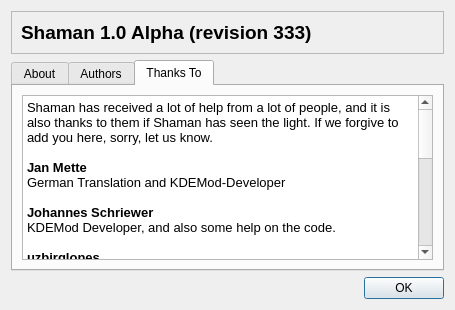
Before: the Qt Designer form trunk/ui/aboutDialog.ui in drf/shaman1, drawn with Qt 5.
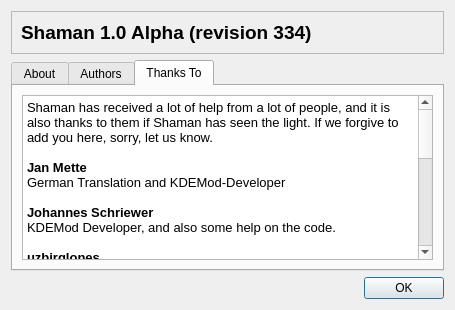
After: the same form once the commit is applied. The open tabs and pages were chosen to show the change. Icons and pictures are not drawn.

What changed in the file:
```diff
--- a/trunk/ui/aboutDialog.ui
+++ b/trunk/ui/aboutDialog.ui
@@ -28,7 +28,7 @@
          <string>&lt;html>&lt;head>&lt;meta name="qrichtext" content="1" />&lt;style type="text/css">
 p, li { white-space: pre-wrap; }
 &lt;/style>&lt;/head>&lt;body style=" font-family:'Liberation Sans'; font-size:9pt; font-weight:400; font-style:normal;">
-&lt;p style=" margin-top:0px; margin-bottom:0px; margin-left:0px; margin-right:0px; -qt-block-indent:0; text-indent:0px; font-size:10pt;">&lt;span style=" font-size:14pt; font-weight:600;">Shaman 1.0 Alpha (revision 333)&lt;/span>&lt;/p>&lt;/body>&lt;/html></string>
+&lt;p style=" margin-top:0px; margin-bottom:0px; margin-left:0px; margin-right:0px; -qt-block-indent:0; text-indent:0px; font-size:10pt;">&lt;span style=" font-size:14pt; font-weight:600;">Shaman 1.0 Alpha (revision 334)&lt;/span>&lt;/p>&lt;/body>&lt;/html></string>
         </property>
        </widget>
       </item>
```
Left out of the diff: 2 changed lines with no effect on the pictures.
